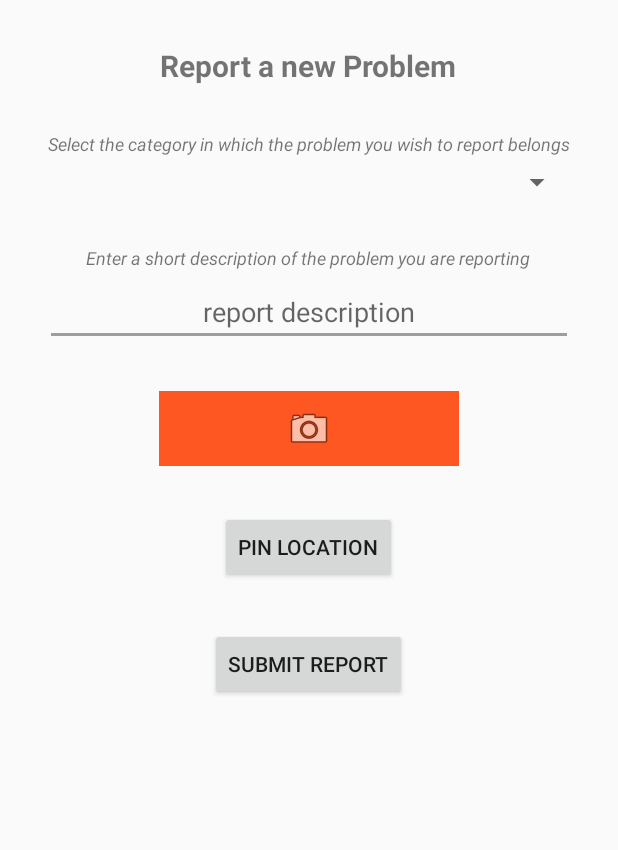
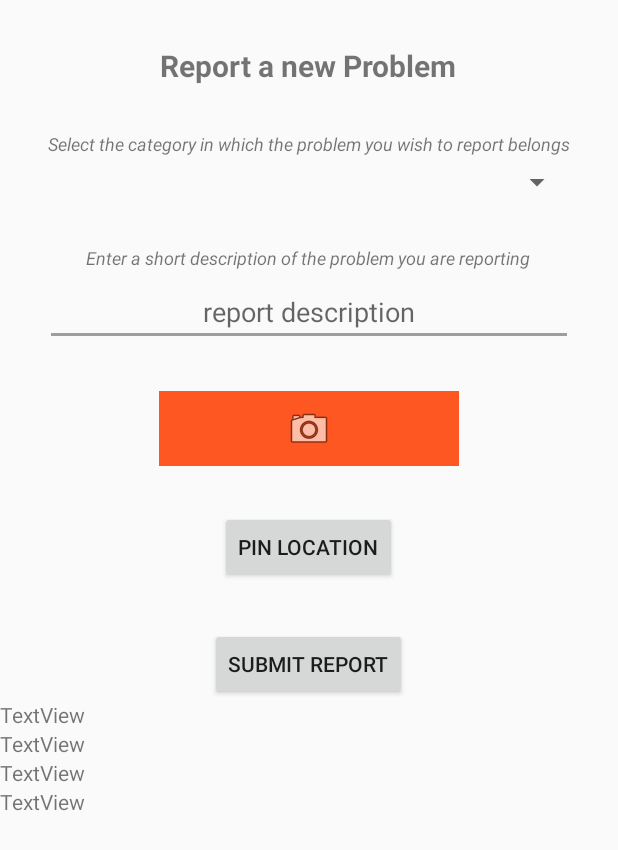
Before and after one commit to worsie501/Reinstall_app, an Android app: the layout fragment_report.xml on its own in the app's theme, with its tools: preview values and no code run, on a phone screen of 412 x 824 dp. Shown: the top 850 px of the screen. Run offline under Robolectric (Android 15) with nearby library versions, the phone set to English and light mode, and no system bars.

Commit message:
Reported Frag scroll Location data sent to ReportFragment map button change manifest changed, orientation=portrait

```diff
--- a/app/src/main/res/layout/activity_map.xml
+++ b/app/src/main/res/layout/activity_map.xml
@@ -62,8 +62,10 @@
         android:layout_width="wrap_content"
         android:layout_height="wrap_content"
         android:layout_below="@id/ic_gps"
+        android:layout_alignParentStart="true"
+        android:layout_marginTop="-45dp"
+        android:layout_marginLeft="10dp"
         android:layout_centerInParent="true"
-        android:layout_marginTop="500dp"
         android:background="#FF9800"
         android:outlineAmbientShadowColor="#151515"
         android:paddingStart="10dp"
--- a/app/src/main/res/layout/fragment_report.xml
+++ b/app/src/main/res/layout/fragment_report.xml
@@ -1,10 +1,12 @@
 <?xml version="1.0" encoding="utf-8"?>
-<RelativeLayout xmlns:android="http://schemas.android.com/apk/res/android"
+<ScrollView xmlns:android="http://schemas.android.com/apk/res/android"
     xmlns:app="http://schemas.android.com/apk/res-auto"
     android:layout_width="match_parent"
     android:layout_height="match_parent">
 
-
+    <RelativeLayout
+        android:layout_height="match_parent"
+        android:layout_width="match_parent">
     <TextView
         android:id="@+id/tvDescryption"
         android:layout_width="wrap_content"
@@ -92,4 +94,34 @@
         android:text="Submit Report" />
 
 
-</RelativeLayout>
+
+        <TextView
+            android:id="@+id/tvLat"
+            android:layout_width="wrap_content"
+            android:layout_height="wrap_content"
+            android:layout_below="@+id/btnSubmitReport"
+            android:text="TextView" />
+
+        <TextView
+            android:id="@+id/tvLon"
+            android:layout_width="wrap_content"
+            android:layout_height="wrap_content"
+            android:layout_below="@+id/tvLat"
+            android:text="TextView" />
+
+        <TextView
+            android:id="@+id/tvAddress"
+            android:layout_width="wrap_content"
+            android:layout_height="wrap_content"
+            android:layout_below="@+id/tvLon"
+            android:text="TextView" />
+
+        <TextView
+            android:id="@+id/tvCity"
+            android:layout_width="wrap_content"
+            android:layout_height="wrap_content"
+            android:layout_below="@+id/tvAddress"
+            android:text="TextView" />
+    </RelativeLayout>
+
+</ScrollView>
```
Also changed, not shown: app/src/main/AndroidManifest.xml (+30 -10 lines), app/src/main/java/com/example/reinstall_app/activity_classes/MapActivity.java (+15 -3 lines), app/src/main/java/com/example/reinstall_app/activity_classes/ReportFragment.java (+19 -3 lines), app/src/main/java/com/example/reinstall_app/app_data/ReportedProblem.java (+5 -5 lines).
